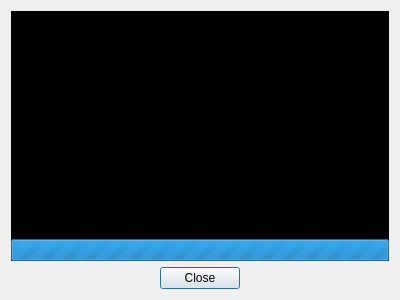
Old version of the form ui/capturedialog.ui in the repository iTranscend/xRecog.
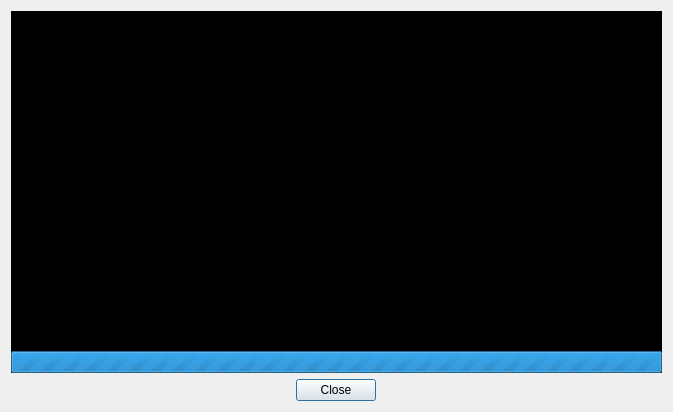
New version of the form. Icons and pictures are not drawn.

Commit message: Resize capture dialog to reasonable defaults

The edit to the form file:
```diff
--- a/ui/capturedialog.ui
+++ b/ui/capturedialog.ui
@@ -6,8 +6,8 @@
    <rect>
     <x>0</x>
     <y>0</y>
-    <width>400</width>
-    <height>300</height>
+    <width>673</width>
+    <height>412</height>
    </rect>
   </property>
   <property name="minimumSize">
```
